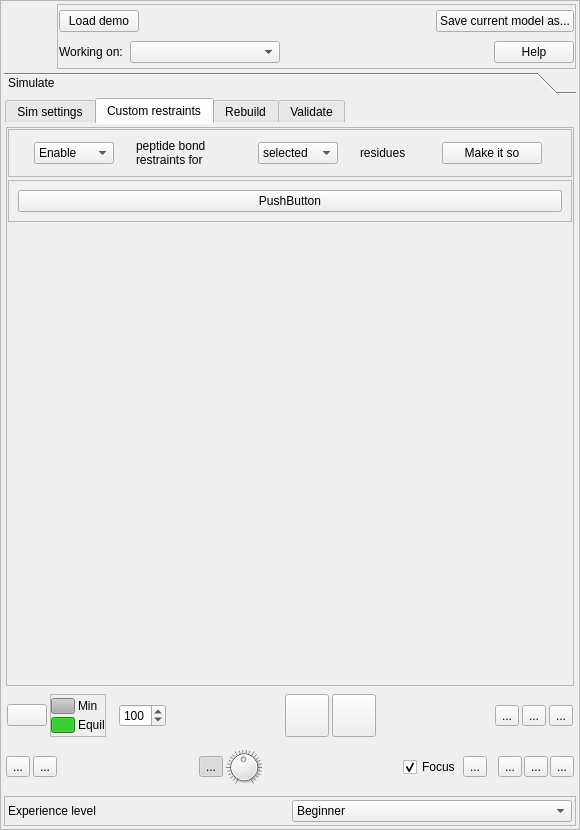
Before: the Qt Designer form isolde/src/ui/IsoldeFrame.ui in tristanic/isolde, drawn with Qt 5.
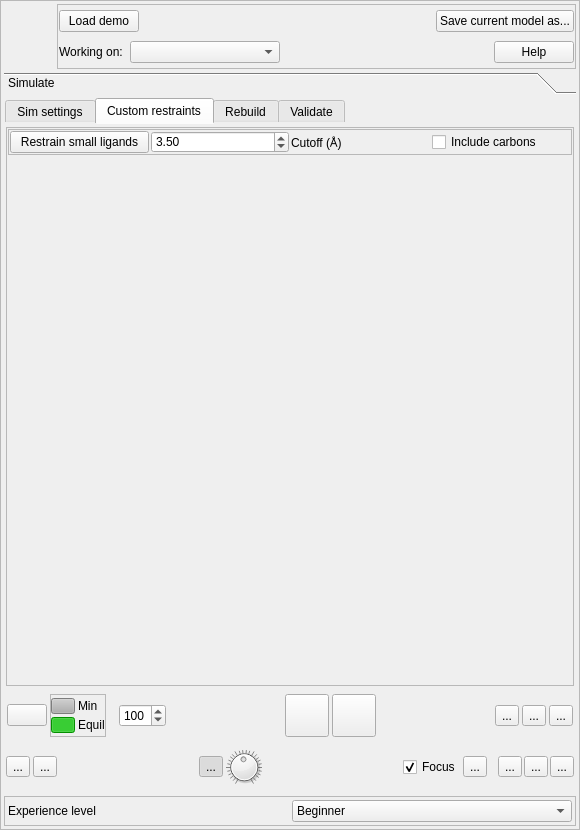
After: the same form once the commit is applied. The open tabs and pages were chosen to show the change. Icons and pictures are not drawn.

Commit message: Removed old peptide restraints menu option

```diff
--- a/isolde/src/ui/IsoldeFrame.ui
+++ b/isolde/src/ui/IsoldeFrame.ui
@@ -1123,116 +1123,55 @@
                     <enum>QFrame::Raised</enum>
                    </property>
                    <layout class="QHBoxLayout" name="horizontalLayout_18">
+                    <property name="spacing">
+                     <number>2</number>
+                    </property>
+                    <property name="leftMargin">
+                     <number>1</number>
+                    </property>
+                    <property name="topMargin">
+                     <number>1</number>
+                    </property>
+                    <property name="rightMargin">
+                     <number>1</number>
+                    </property>
+                    <property name="bottomMargin">
+                     <number>1</number>
+                    </property>
                     <item>
-                     <widget class="QComboBox" name="_restraints_pep_on_off_combo_box">
-                      <property name="maximumSize">
-                       <size>
-                        <width>80</width>
-                        <height>16777215</height>
-                       </size>
-                      </property>
-                      <property name="currentIndex">
-                       <number>1</number>
-                      </property>
-                      <item>
-                       <property name="text">
-                        <string>Disable</string>
-                       </property>
-                      </item>
-                      <item>
-                       <property name="text">
-                        <string>Enable</string>
-                       </property>
-                      </item>
-                     </widget>
-                    </item>
-                    <item>
-                     <widget class="QLabel" name="label_19">
-                      <property name="sizePolicy">
-                       <sizepolicy hsizetype="Maximum" vsizetype="Preferred">
-                        <horstretch>0</horstretch>
-                        <verstretch>0</verstretch>
-                       </sizepolicy>
-                      </property>
-                      <property name="maximumSize">
-                       <size>
-                        <width>100</width>
-                        <height>16777215</height>
-                       </size>
-                      </property>
+                     <widget class="QPushButton" name="_restraints_restrain_small_ligands_button">
                       <property name="text">
-                       <string>peptide bond restraints for</string>
+                       <string>Restrain small ligands</string>
                       </property>
-                      <property name="wordWrap">
-                       <bool>true</bool>
-                      </property>
                      </widget>
                     </item>
                     <item>
-                     <widget class="QComboBox" name="_restraints_pep_all_sel_combo_box">
-                      <property name="maximumSize">
-                       <size>
-                        <width>80</width>
-                        <height>16777215</height>
-                       </size>
+                     <widget class="QDoubleSpinBox" name="_restraints_restrain_small_ligands_cutoff_spinbox">
+                      <property name="minimum">
+                       <double>3.000000000000000</double>
                       </property>
-                      <property name="currentIndex">
-                       <number>1</number>
+                      <property name="maximum">
+                       <double>8.000000000000000</double>
                       </property>
-                      <item>
-                       <property name="text">
-                        <string>all</string>
-                       </property>
-                      </item>
-                      <item>
-                       <property name="text">
-                        <string>selected</string>
-                       </property>
-                      </item>
-                     </widget>
-                    </item>
-                    <item>
-                     <widget class="QLabel" name="label_20">
-                      <property name="maximumSize">
-                       <size>
-                        <width>60</width>
-                        <height>16777215</height>
-                       </size>
+                      <property name="singleStep">
+                       <double>0.050000000000000</double>
                       </property>
-                      <property name="text">
-                       <string>residues</string>
+                      <property name="value">
+                       <double>3.500000000000000</double>
                       </property>
                      </widget>
                     </item>
                     <item>
-                     <widget class="QPushButton" name="_restraints_pep_go_button">
-                      <property name="maximumSize">
-                       <size>
-                        <width>100</width>
-                        <height>16777215</height>
-                       </size>
-                      </property>
+                     <widget class="QLabel" name="label_14">
                       <property name="text">
-                       <string>Make it so</string>
+                       <string>Cutoff (Å)</string>
                       </property>
                      </widget>
                     </item>
-                   </layout>
-                  </widget>
-                 </item>
-                 <item>
-                  <widget class="QFrame" name="_restraints_stub_frame">
-                   <property name="frameShape">
-                    <enum>QFrame::StyledPanel</enum>
-                   </property>
-                   <property name="frameShadow">
-                    <enum>QFrame::Raised</enum>
-                   </property>
-                   <layout class="QHBoxLayout" name="horizontalLayout_19">
                     <item>
-                     <widget class="QPushButton" name="pushButton">
+                     <widget class="QCheckBox" name="_restraints_restrain_small_ligands_carbon_checkbox">
                       <property name="text">
-                       <string>PushButton</string>
+                       <string>Include carbons</string>
                       </property>
                      </widget>
                     </item>
```
The commit also changes 2 other files.
